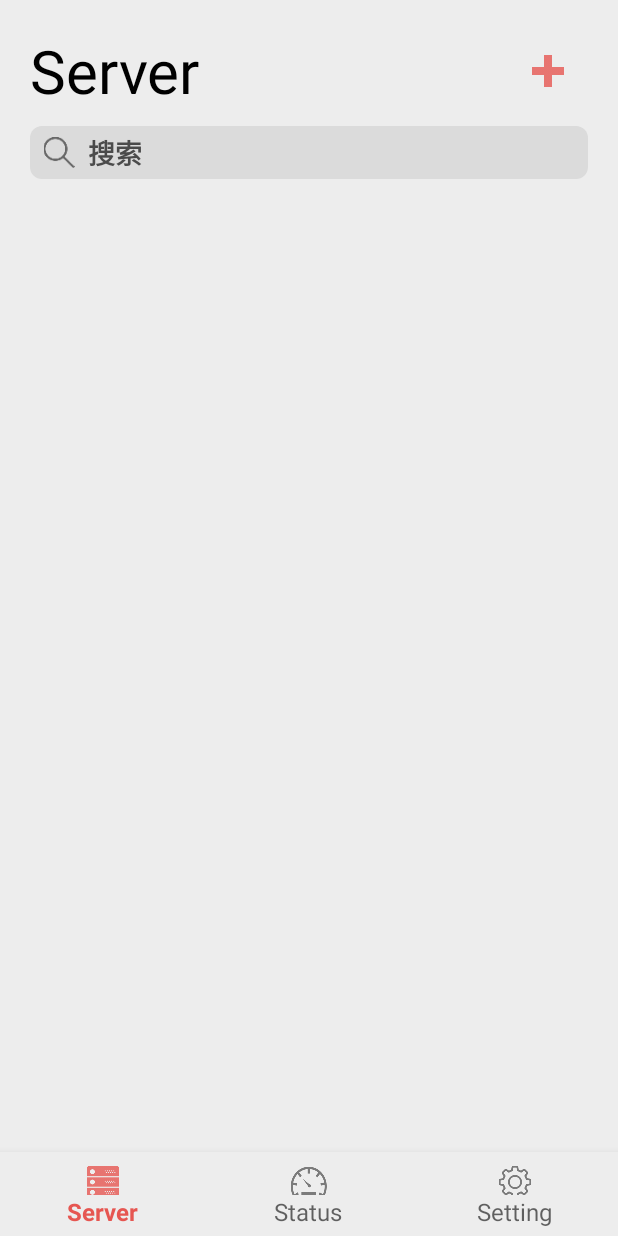
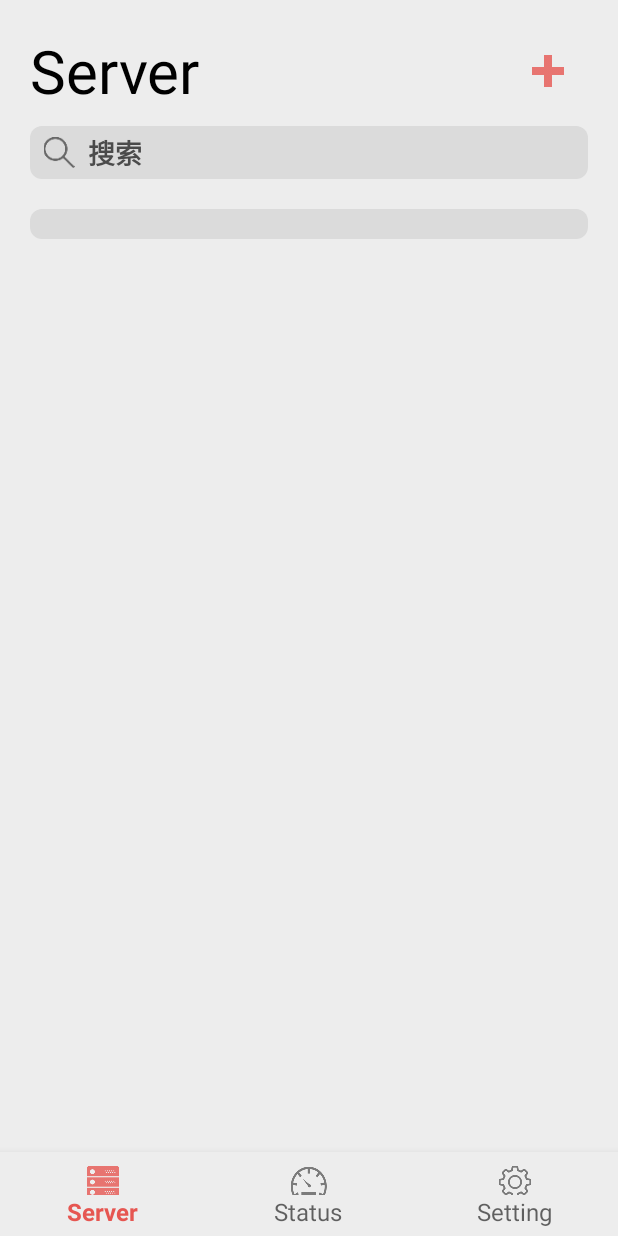
Before and after one commit to Argusyes/argusyes-android, an Android app: the screen it shows after launch (MainActivity), on a phone screen of 412 x 824 dp. Run offline under Robolectric (Android 15) with nearby library versions, the phone set to English and light mode, and no system bars.

Commit message:
list view

```diff
--- a/app/src/main/java/com/android/argusyes/fragment/ServerInfoFragment.kt
+++ b/app/src/main/java/com/android/argusyes/fragment/ServerInfoFragment.kt
@@ -8,16 +8,14 @@ import android.view.ViewGroup
 import android.view.inputmethod.InputMethodManager
 import android.widget.Button
 import android.widget.ImageButton
-import android.widget.ImageView
 import android.widget.LinearLayout
-import androidx.core.content.ContextCompat
 import androidx.fragment.app.Fragment
 import androidx.navigation.Navigation
 import com.android.argusyes.R
 import com.android.argusyes.dao.ServerDao
 import com.android.argusyes.dao.entity.Server
 import com.google.android.material.textfield.TextInputEditText
-import java.util.LinkedList
+import java.util.*
 
 class ServerInfoFragment : Fragment() {
 
@@ -39,10 +37,8 @@ class ServerInfoFragment : Fragment() {
         val view = inflater.inflate(R.layout.fragment_server_info, container, false)
         titleLayout = view.findViewById(R.id.server_info_title_layout)
         titleTitleButton = view.findViewById<ImageButton>(R.id.server_info_title_button)
-        titleTitleButton?.setColorFilter(ContextCompat.getColor(requireContext(), R.color.red))
         titleTitleButton?.setOnClickListener(Navigation.createNavigateOnClickListener(R.id.action_serverInfoFragment_to_serverAddFragment))
 
-        view.findViewById<ImageView>(R.id.server_info_search_view).setColorFilter(ContextCompat.getColor(requireContext(), R.color.grey_50))
         searchInput = view.findViewById(R.id.server_info_search_input)
         searchCancelButton = view.findViewById(R.id.server_info_search_cancel_button)
 
--- a/app/src/main/res/layout/fragment_server_info.xml
+++ b/app/src/main/res/layout/fragment_server_info.xml
@@ -1,5 +1,6 @@
 <?xml version="1.0" encoding="utf-8"?>
 <LinearLayout xmlns:android="http://schemas.android.com/apk/res/android"
+    xmlns:app="http://schemas.android.com/apk/res-auto"
     xmlns:tools="http://schemas.android.com/tools"
     android:layout_width="match_parent"
     android:layout_height="match_parent"
@@ -29,7 +30,8 @@
             android:layout_gravity="center"
             android:background="@color/trans"
             android:src="@drawable/ic_plus"
-            android:theme="@style/myFragmentTitleImageButton"/>
+            android:theme="@style/myFragmentTitleImageButton"
+            app:tint="@color/red" />
 
     </LinearLayout>
 
@@ -51,7 +53,8 @@
                 android:layout_width="wrap_content"
                 android:layout_height="wrap_content"
                 android:layout_margin="7sp"
-                android:theme="@style/mySearchImageView"/>
+                android:theme="@style/mySearchImageView"
+                app:tint="@color/grey_50" />
 
             <com.google.android.material.textfield.TextInputEditText
                 android:id="@+id/server_info_search_input"
@@ -73,4 +76,14 @@
 
     </LinearLayout>
 
+    <ListView
+        android:id="@+id/server_info_list_view"
+        android:layout_width="match_parent"
+        android:layout_height="wrap_content"
+        android:layout_marginTop="20sp"
+        android:background="@drawable/corners_bg_black"
+        android:padding="10sp"
+        android:scrollbars="none"
+        />
+
 </LinearLayout>
```
